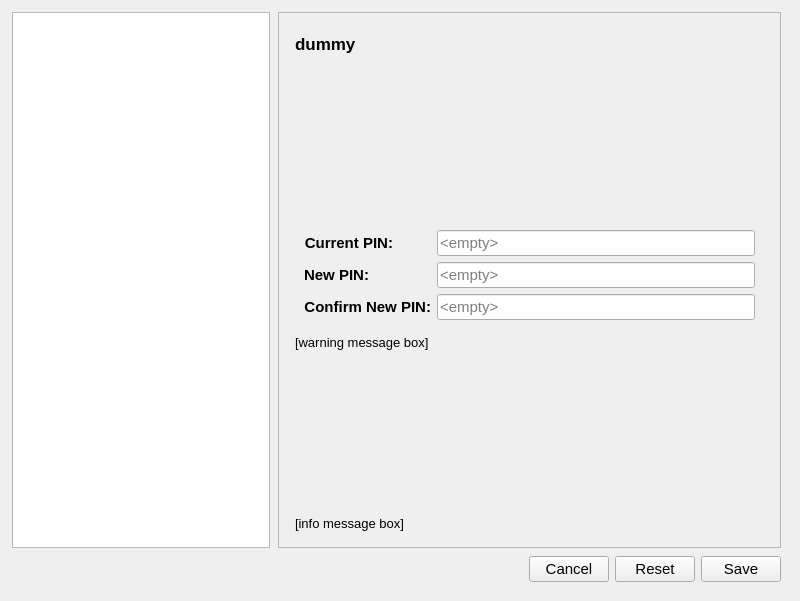
Qt form nitrokeyapp/ui/settings_tab.ui (Nitrokey/nitrokey-app2) before a commit.
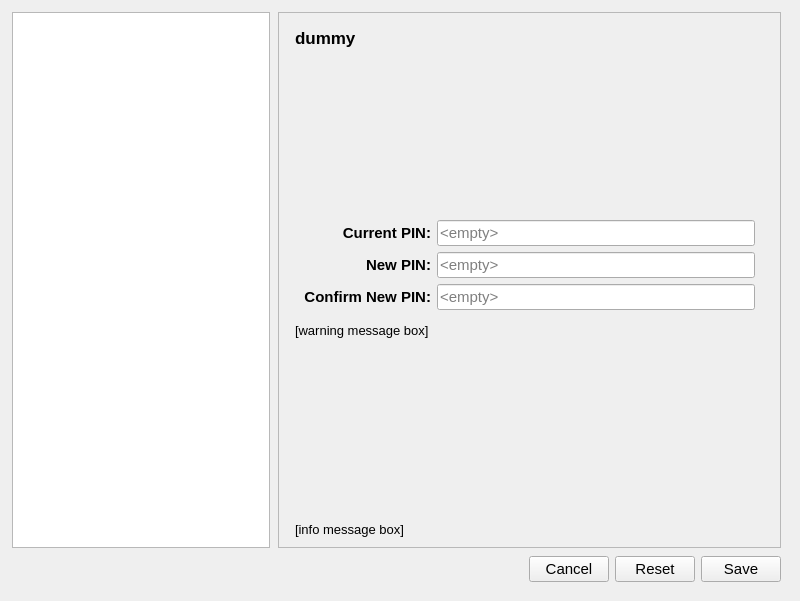
The same form after that commit. Icons and pictures are not drawn.

Commit message:
settings: scroll long FIDO2 values, center PIN labels
- wrap content in a scroll area so long Versions/Extensions values
  scroll horizontally instead of clipping when the window is shrunk
- vertically center PIN-change labels
- tighten spacing so Factory Reset fits without a vertical scrollbar on the default opening window size

```diff
--- a/nitrokeyapp/ui/settings_tab.ui
+++ b/nitrokeyapp/ui/settings_tab.ui
@@ -249,7 +249,17 @@
         </widget>
        </item>
        <item row="0" column="1">
-        <widget class="QFrame" name="settings_frame">
+        <widget class="QScrollArea" name="__settings_scroll">
+         <property name="widgetResizable">
+          <bool>true</bool>
+         </property>
+         <property name="frameShape">
+          <enum>QFrame::Shape::NoFrame</enum>
+         </property>
+         <property name="styleSheet">
+          <string notr="true">QScrollArea { border: none; background: transparent; }</string>
+         </property>
+         <widget class="QFrame" name="settings_frame">
          <property name="sizePolicy">
           <sizepolicy hsizetype="Minimum" vsizetype="Minimum">
            <horstretch>0</horstretch>
@@ -263,17 +273,20 @@
           <enum>QFrame::Shadow::Raised</enum>
          </property>
          <layout class="QVBoxLayout" name="verticalLayout_2">
+          <property name="spacing">
+           <number>4</number>
+          </property>
           <property name="leftMargin">
            <number>16</number>
           </property>
           <property name="topMargin">
-           <number>16</number>
+           <number>10</number>
           </property>
           <property name="rightMargin">
            <number>16</number>
           </property>
           <property name="bottomMargin">
-           <number>16</number>
+           <number>10</number>
           </property>
           <item>
            <widget class="QLabel" name="headline_label">
@@ -490,6 +503,9 @@
           <item>
            <widget class="QWidget" name="pin_form" native="true">
             <layout class="QFormLayout" name="pin_form_layout">
+             <property name="labelAlignment">
+              <set>Qt::AlignmentFlag::AlignRight|Qt::AlignmentFlag::AlignTrailing|Qt::AlignmentFlag::AlignVCenter</set>
+             </property>
              <item row="0" column="0">
               <widget class="QLabel" name="current_password_label">
                <property name="font">
@@ -651,7 +667,7 @@
             <property name="sizeHint" stdset="0">
              <size>
               <width>20</width>
-              <height>40</height>
+              <height>6</height>
              </size>
             </property>
            </spacer>
@@ -684,6 +700,7 @@
            </widget>
           </item>
          </layout>
+        </widget>
         </widget>
        </item>
       </layout>
```
